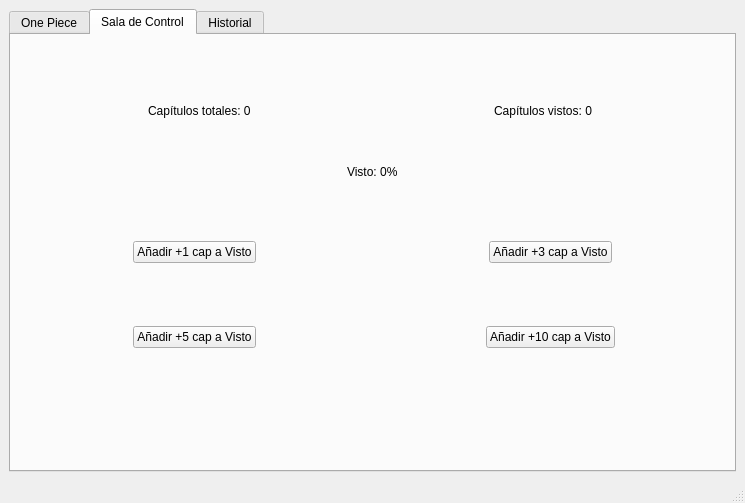
First picture: the form in Qt/prueba1.ui, repository Casta626/OnePiecePyApp, before the edit.
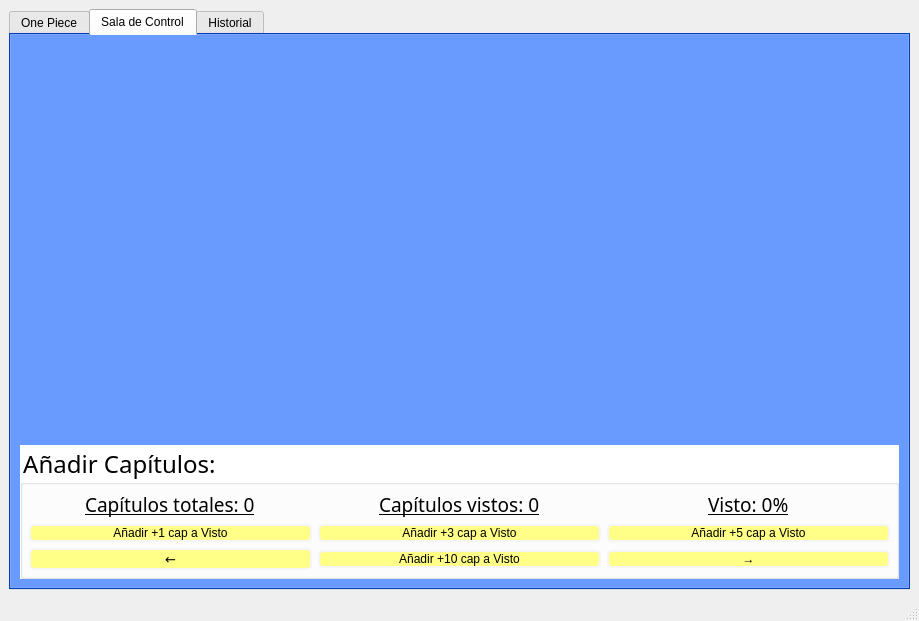
Second picture: the form after the edit. The open tabs and pages were chosen to show the change. Icons and pictures are not drawn.

Patch:
```diff
--- a/Qt/prueba1.ui
+++ b/Qt/prueba1.ui
@@ -6,8 +6,8 @@
    <rect>
     <x>0</x>
     <y>0</y>
-    <width>745</width>
-    <height>503</height>
+    <width>919</width>
+    <height>621</height>
    </rect>
   </property>
   <property name="cursor">
@@ -28,10 +28,17 @@
      <widget class="QTabWidget" name="tabs">
       <property name="styleSheet">
        <string notr="true">QTabWidget{
-background-image: url(:/luffy/merry.jpg);
-	background-repeat: no-repeat;
-	background-position: center;
-	qproperty-scaledContents: true;
+	background-color: rgb(0, 85, 255);
+}
+
+QPushButton {
+ font: 10pt &quot;Ink Free&quot;;
+ border: 2px solid whitesmoke;
+ border-radius: 5px ;
+ background-color: rgb(255, 255, 135);
+}
+QPushButton:hover {
+ background-color: rgb(170, 170, 150);
 }</string>
       </property>
       <property name="currentIndex">
@@ -87,9 +94,136 @@
        </attribute>
        <layout class="QVBoxLayout" name="verticalLayout_3">
         <item>
-         <layout class="QHBoxLayout" name="horizontalLayout_7">
-          <item alignment="Qt::AlignRight|Qt::AlignVCenter">
-           <widget class="QLabel" name="label">
+         <widget class="QLabel" name="apanio">
+          <property name="text">
+           <string/>
+          </property>
+         </widget>
+        </item>
+        <item>
+         <widget class="QLabel" name="apanio_2">
+          <property name="maximumSize">
+           <size>
+            <width>400</width>
+            <height>16777215</height>
+           </size>
+          </property>
+          <property name="styleSheet">
+           <string notr="true">QLabelt{
+background-image: url(:/luffy/merry.jpg);
+	background-repeat: no-repeat;
+	background-position: center;
+	qproperty-scaledContents: true;
+}</string>
+          </property>
+          <property name="text">
+           <string/>
+          </property>
+         </widget>
+        </item>
+        <item>
+         <widget class="QLabel" name="apanio_3">
+          <property name="text">
+           <string/>
+          </property>
+         </widget>
+        </item>
+        <item>
+         <widget class="QLabel" name="apanio_4">
+          <property name="text">
+           <string/>
+          </property>
+         </widget>
+        </item>
+        <item>
+         <widget class="QLabel" name="apanio_5">
+          <property name="text">
+           <string/>
+          </property>
+         </widget>
+        </item>
+        <item>
+         <widget class="QLabel" name="apanio_6">
+          <property name="text">
+           <string/>
+          </property>
+         </widget>
+        </item>
+        <item>
+         <widget class="QLabel" name="apanio_7">
+          <property name="text">
+           <string/>
+          </property>
+         </widget>
+        </item>
+        <item>
+         <widget class="QLabel" name="apanio_8">
+          <property name="text">
+           <string/>
+          </property>
+         </widget>
+        </item>
+        <item>
+         <widget class="QGroupBox" name="gB_SC">
+          <property name="font">
+           <font>
+            <family>Ink Free</family>
+            <pointsize>18</pointsize>
+            <weight>50</weight>
+            <bold>false</bold>
+           </font>
+          </property>
+          <property name="styleSheet">
+           <string notr="true">QGroupBox{
+	background-image: url(:/luffy/gear4TankMan.jpg);
+	 background-color: rgb(255, 255, 255);
+}</string>
+          </property>
+          <property name="title">
+           <string>Añadir Capítulos: </string>
+          </property>
+          <layout class="QGridLayout" name="gridLayout" rowstretch="0,0,0" rowminimumheight="0,0,0">
+           <property name="sizeConstraint">
+            <enum>QLayout::SetDefaultConstraint</enum>
+           </property>
+           <property name="leftMargin">
+            <number>6</number>
+           </property>
+           <property name="topMargin">
+            <number>6</number>
+           </property>
+           <property name="rightMargin">
+            <number>6</number>
+           </property>
+           <property name="bottomMargin">
+            <number>6</number>
+           </property>
+           <property name="spacing">
+            <number>6</number>
+           </property>
+           <item row="0" column="1" alignment="Qt::AlignHCenter|Qt::AlignVCenter">
+            <widget class="QLabel" name="capVistos_label">
+             <property name="font">
+              <font>
+               <family>Ink Free</family>
+               <pointsize>14</pointsize>
+               <underline>true</underline>
+              </font>
+             </property>
+             <property name="text">
+              <string>Capítulos vistos: 0</string>
+             </property>
+            </widget>
+           </item>
+           <item row="0" column="0" alignment="Qt::AlignHCenter|Qt::AlignVCenter">
+            <widget class="QLabel" name="capTotales_label">
+             <property name="font">
+              <font>
+               <family>Ink Free</family>
+               <pointsize>14</pointsize>
+               <underline>true</underline>
+              </font>
+             </property>
             <property name="styleSheet">
              <string notr="true">QLabel{
 background-image: url(:/luffy/gear4TankMan.jpg);
@@ -101,57 +235,73 @@
             </property>
            </widget>
           </item>
-          <item alignment="Qt::AlignHCenter|Qt::AlignBottom">
-           <widget class="QLabel" name="label_3">
+           <item row="0" column="2" alignment="Qt::AlignHCenter|Qt::AlignVCenter">
+            <widget class="QLabel" name="porcentajeVisto_label">
+             <property name="font">
+              <font>
+               <family>Ink Free</family>
+               <pointsize>14</pointsize>
+               <underline>true</underline>
+              </font>
+             </property>
             <property name="text">
              <string>Visto: 0%</string>
             </property>
            </widget>
           </item>
-          <item alignment="Qt::AlignLeft|Qt::AlignVCenter">
-           <widget class="QLabel" name="label_2">
-            <property name="text">
-             <string>Capítulos vistos: 0</string>
-            </property>
-           </widget>
-          </item>
-         </layout>
-        </item>
-        <item>
-         <layout class="QHBoxLayout" name="horizontalLayout_6">
-          <item alignment="Qt::AlignHCenter|Qt::AlignVCenter">
-           <widget class="QPushButton" name="pushButton">
+           <item row="1" column="0">
+            <widget class="QPushButton" name="mas1_button">
             <property name="text">
              <string>Añadir +1 cap a Visto</string>
             </property>
            </widget>
           </item>
-          <item alignment="Qt::AlignHCenter|Qt::AlignVCenter">
-           <widget class="QPushButton" name="pushButton_2">
+           <item row="1" column="1">
+            <widget class="QPushButton" name="mas3_button">
             <property name="text">
              <string>Añadir +3 cap a Visto</string>
             </property>
            </widget>
           </item>
-         </layout>
-        </item>
-        <item>
-         <layout class="QHBoxLayout" name="horizontalLayout">
-          <item alignment="Qt::AlignHCenter|Qt::AlignTop">
-           <widget class="QPushButton" name="pushButton_4">
+           <item row="1" column="2">
+            <widget class="QPushButton" name="mas5_button">
             <property name="text">
              <string>Añadir +5 cap a Visto</string>
             </property>
            </widget>
           </item>
-          <item alignment="Qt::AlignHCenter|Qt::AlignTop">
-           <widget class="QPushButton" name="pushButton_3">
+           <item row="2" column="1">
+            <widget class="QPushButton" name="mas10_button">
             <property name="text">
              <string>Añadir +10 cap a Visto</string>
             </property>
            </widget>
           </item>
-         </layout>
+           <item row="2" column="0">
+            <widget class="QPushButton" name="pushButton">
+             <property name="font">
+              <font>
+               <family>Ink Free</family>
+               <pointsize>10</pointsize>
+               <weight>50</weight>
+               <italic>false</italic>
+               <bold>false</bold>
+              </font>
+             </property>
+             <property name="text">
+              <string>←</string>
+             </property>
+            </widget>
+           </item>
+           <item row="2" column="2">
+            <widget class="QPushButton" name="pushButton_2">
+             <property name="text">
+              <string>→</string>
+             </property>
+            </widget>
+           </item>
+          </layout>
+         </widget>
         </item>
        </layout>
       </widget>
```
Left out of the diff: 11 changed lines with no effect on the pictures. Lines whose indentation alone changed are shown as unchanged.
